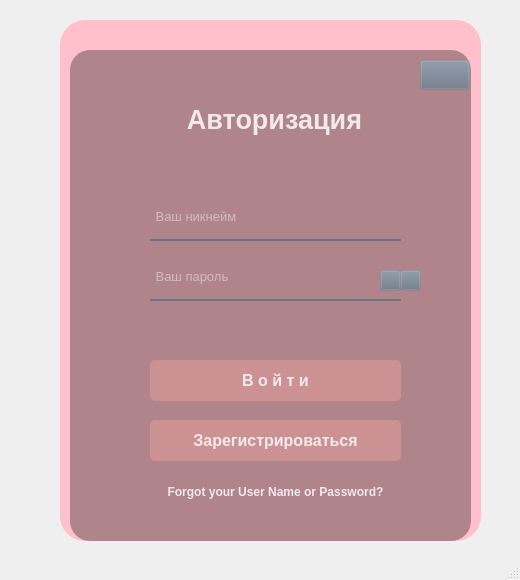
Above: Python_files/UI_files/SignIn.ui from tixdim/QT_school before the change. Below: the same form after it.
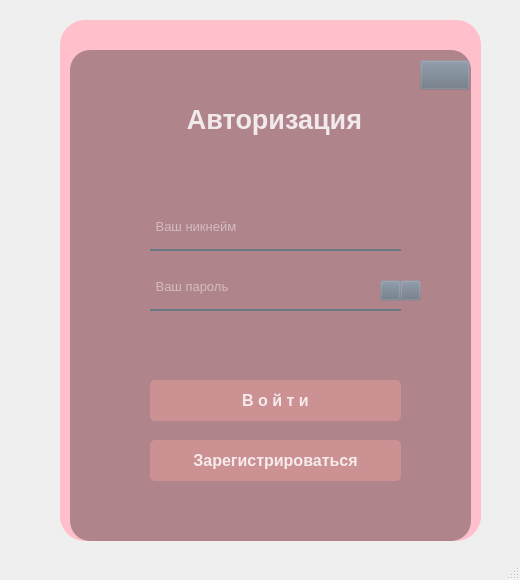
That is the form after the change. Icons and pictures are not drawn.

Patch:
```diff
--- a/Python_files/UI_files/SignIn.ui
+++ b/Python_files/UI_files/SignIn.ui
@@ -164,7 +164,7 @@
      <property name="geometry">
       <rect>
        <x>120</x>
-       <y>190</y>
+       <y>200</y>
        <width>251</width>
        <height>41</height>
       </rect>
@@ -191,7 +191,7 @@
      <property name="geometry">
       <rect>
        <x>120</x>
-       <y>250</y>
+       <y>260</y>
        <width>251</width>
        <height>41</height>
       </rect>
@@ -222,7 +222,7 @@
      <property name="geometry">
       <rect>
        <x>120</x>
-       <y>350</y>
+       <y>370</y>
        <width>251</width>
        <height>41</height>
       </rect>
@@ -241,25 +241,6 @@
       <string>В о й т и</string>
      </property>
     </widget>
-    <widget class="QPushButton" name="pb_for">
-     <property name="enabled">
-      <bool>true</bool>
-     </property>
-     <property name="geometry">
-      <rect>
-       <x>120</x>
-       <y>470</y>
-       <width>251</width>
-       <height>23</height>
-      </rect>
-     </property>
-     <property name="styleSheet">
-      <string notr="true"/>
-     </property>
-     <property name="text">
-      <string>Forgot your User Name or Password?</string>
-     </property>
-    </widget>
     <widget class="QPushButton" name="pb_close">
      <property name="geometry">
       <rect>
@@ -296,7 +277,7 @@
      <property name="geometry">
       <rect>
        <x>120</x>
-       <y>410</y>
+       <y>430</y>
        <width>251</width>
        <height>41</height>
       </rect>
@@ -329,7 +310,7 @@
      <property name="geometry">
       <rect>
        <x>350</x>
-       <y>260</y>
+       <y>270</y>
        <width>21</width>
        <height>21</height>
       </rect>
@@ -346,7 +327,7 @@
      <property name="geometry">
       <rect>
        <x>370</x>
-       <y>260</y>
+       <y>270</y>
        <width>21</width>
        <height>21</height>
       </rect>
@@ -359,6 +340,32 @@
        <normaloff>../Images/eyes-active.svg</normaloff>../Images/eyes-active.svg</iconset>
      </property>
     </widget>
+    <widget class="QLabel" name="error">
+     <property name="geometry">
+      <rect>
+       <x>90</x>
+       <y>310</y>
+       <width>311</width>
+       <height>51</height>
+      </rect>
+     </property>
+     <property name="font">
+      <font>
+       <pointsize>9</pointsize>
+       <weight>50</weight>
+       <bold>false</bold>
+      </font>
+     </property>
+     <property name="layoutDirection">
+      <enum>Qt::LeftToRight</enum>
+     </property>
+     <property name="styleSheet">
+      <string notr="true">color: rgba(255, 255, 255, 210);</string>
+     </property>
+     <property name="text">
+      <string/>
+     </property>
+    </widget>
     <zorder>back</zorder>
     <zorder>front</zorder>
     <zorder>login</zorder>
```
Left out of the diff: 6 changed lines with no effect on the pictures.
